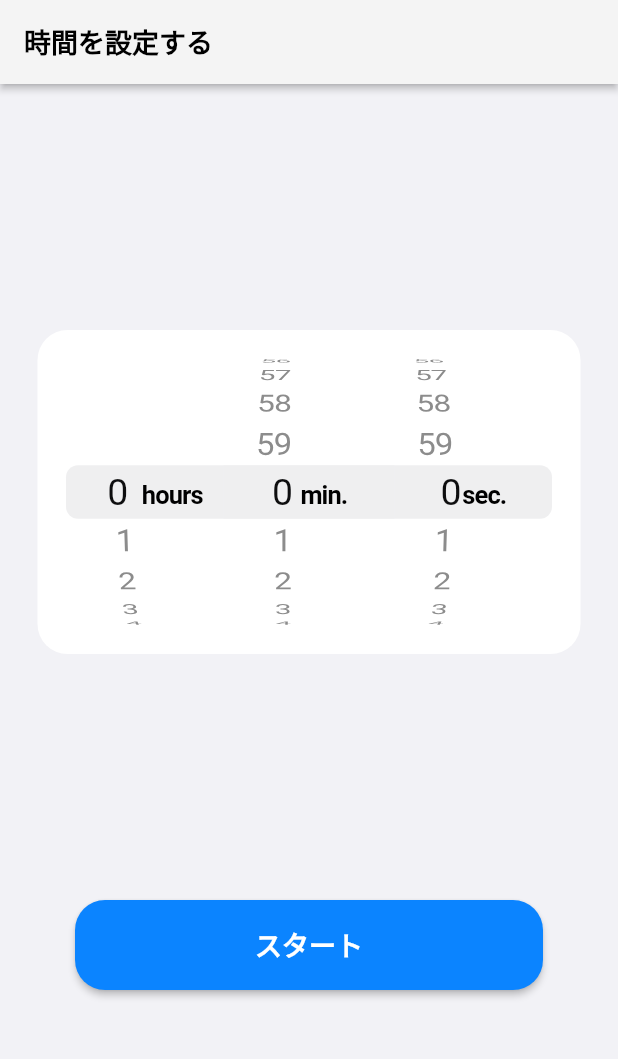
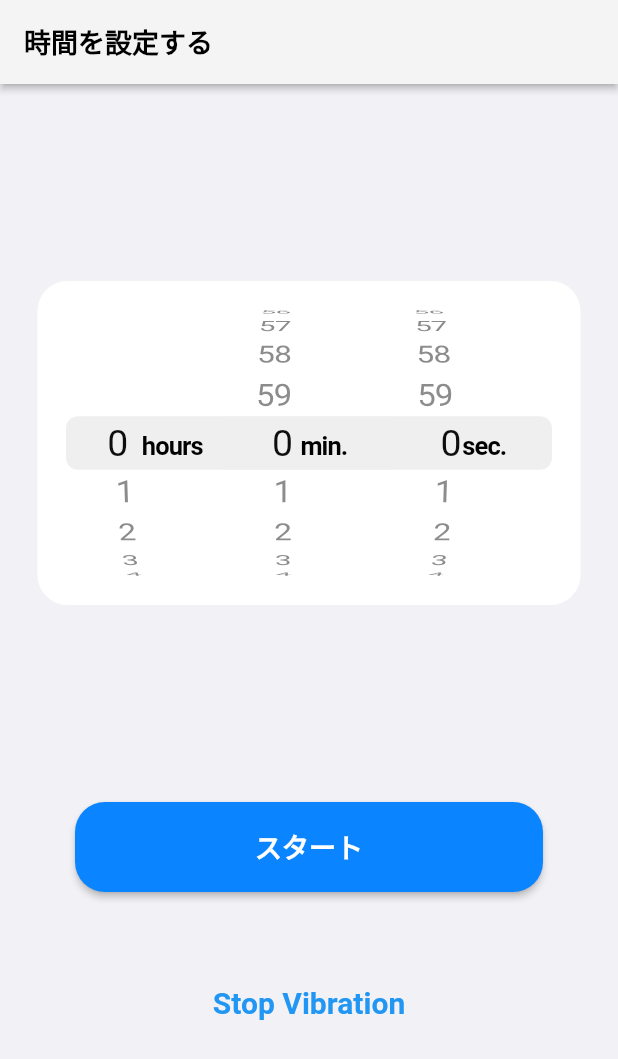
Before and after one commit to iseruuuuu/over_sleep_prevention_app, a Flutter app: the screen it shows after launch, on a phone screen of 412 x 824 dp. Shown: the top 1059 px of the screen. Run offline on Flutter 3.47's test engine with Material 2 defaults, Android fonts, the light colour scheme and no system bars; our stand-ins replace timer_count_down, vibration.

Commit message:
⏱️ UI adjustment of button to stop vibration and button to return to timer setting screen

```diff
--- a/lib/component/timer_button_item.dart
+++ b/lib/component/timer_button_item.dart
@@ -13,8 +13,8 @@ class TimerButtonItem extends StatelessWidget {
   @override
   Widget build(BuildContext context) {
     return SizedBox(
-      width: 90,
-      height: 90,
+      width: 120,
+      height: 120,
       child: ElevatedButton(
         style: ElevatedButton.styleFrom(
           shape: RoundedRectangleBorder(
@@ -27,7 +27,7 @@ class TimerButtonItem extends StatelessWidget {
           style: const TextStyle(
             color: Colors.white,
             fontWeight: FontWeight.bold,
-            fontSize: 17,
+            fontSize: 25,
           ),
         ),
       ),
--- a/lib/component/timer_set_item.dart
+++ b/lib/component/timer_set_item.dart
@@ -6,18 +6,20 @@ class TimerSetItem extends StatelessWidget {
     Key? key,
     required this.onTapStart,
     required this.onTimerDurationChanged,
+    required this.onStopped,
   }) : super(key: key);
 
-  final Function() onTapStart;
+  final VoidCallback onTapStart;
   final Function(Duration) onTimerDurationChanged;
+  final VoidCallback onStopped;
 
   @override
   Widget build(BuildContext context) {
     return Center(
       child: Column(
-        mainAxisAlignment: MainAxisAlignment.spaceEvenly,
         crossAxisAlignment: CrossAxisAlignment.center,
         children: [
+          const Spacer(),
           Container(
             width: MediaQuery.of(context).size.width - 50,
             decoration: BoxDecoration(
@@ -32,6 +34,7 @@ class TimerSetItem extends StatelessWidget {
               onTimerDurationChanged: onTimerDurationChanged,
             ),
           ),
+          const Spacer(),
           SizedBox(
             width: MediaQuery.of(context).size.width - 100,
             height: 60,
@@ -54,6 +57,18 @@ class TimerSetItem extends StatelessWidget {
               ),
             ),
           ),
+          const SizedBox(height: 50),
+          TextButton(
+            onPressed: onStopped,
+            child: const Text(
+              'Stop Vibration',
+              style: TextStyle(
+                fontSize: 20,
+                fontWeight: FontWeight.bold,
+              ),
+            ),
+          ),
+          const Spacer(),
         ],
       ),
     );
--- a/lib/screen/timer_screen.dart
+++ b/lib/screen/timer_screen.dart
@@ -92,6 +92,7 @@ class TimerScreenState extends State<TimerScreen> with WidgetsBindingObserver {
                     changeTimer.inMinutes * 60 % 2 +
                     changeTimer.inHours * 3600 % 2;
               },
+              onStopped: () => stopTimer(),
             )
           : TimerItem(
               isFinish: isFinish,
@@ -100,9 +101,7 @@ class TimerScreenState extends State<TimerScreen> with WidgetsBindingObserver {
                 isFinish = true;
                 vibration();
               },
-              onStopped: () {
-                stopTimer();
-              },
+              onStopped: () => stopTimer(),
               onTapStart: () {
                 controller.start();
                 isFinish = false;
```
Also changed, not shown: lib/component/timer_item.dart (+22 -7 lines).
